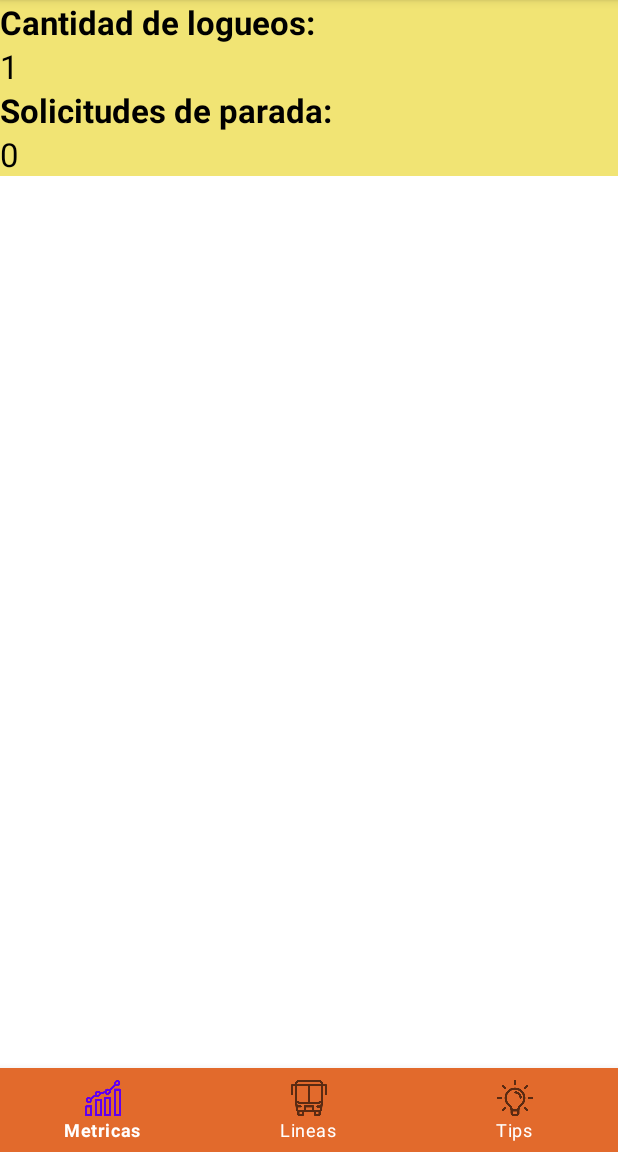
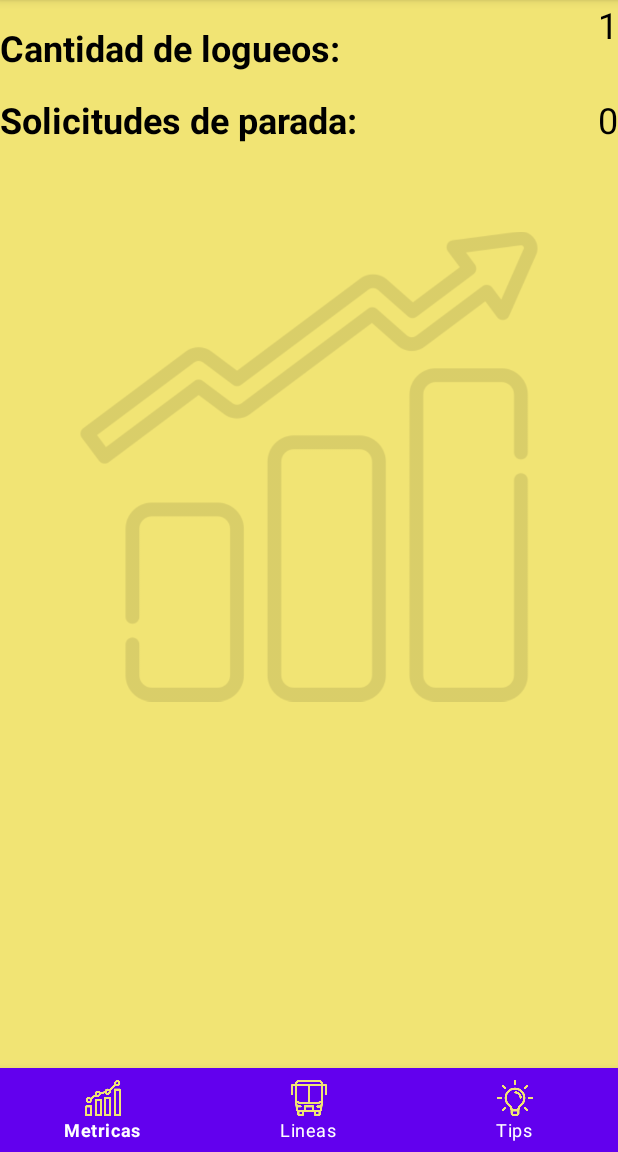
Before and after one commit to PazMatias/TpAndroid, an Android app: the HomeActivity screen opened directly, with no data from a screen before it, on a phone screen of 412 x 824 dp, the part 84-1236 px from its top. Run offline under Robolectric (Android 15) with nearby library versions, the phone set to English and light mode, and no system bars; 1 statement that could not run was skipped.

Commit message:
Cambios esteticos en pantalla de metricas

```diff
--- a/app/src/main/res/layout/fragment_metrics.xml
+++ b/app/src/main/res/layout/fragment_metrics.xml
@@ -1,5 +1,6 @@
 <?xml version="1.0" encoding="utf-8"?>
 <RelativeLayout xmlns:android="http://schemas.android.com/apk/res/android"
+    xmlns:app="http://schemas.android.com/apk/res-auto"
     xmlns:tools="http://schemas.android.com/tools"
     android:layout_width="match_parent"
     android:layout_height="match_parent"
@@ -8,46 +9,68 @@
     <!-- TODO: Update blank fragment layout -->
     <LinearLayout
         android:layout_width="match_parent"
+        android:layout_height="match_parent"
+        android:background="@color/yellow"
+        android:orientation="vertical">
+
+        <LinearLayout
+            android:layout_width="match_parent"
             android:layout_height="wrap_content"
-        android:orientation="vertical"
-        android:background="@color/yellow">
+            android:orientation="horizontal">
+
             <TextView
                 android:id="@+id/metricsLoginTextViewLabel"
                 android:layout_width="wrap_content"
                 android:layout_height="wrap_content"
-        android:textSize="22dp"
+                android:text="@string/login_count"
                 android:textColor="@color/black"
-        android:text="@string/login_count"
+                android:layout_marginTop="15dp"
+                android:textSize="24dp"
                 android:textStyle="bold" />
 
             <TextView
                 android:id="@+id/metricsLoginTextView"
-            android:layout_width="wrap_content"
+                android:layout_width="match_parent"
                 android:layout_height="wrap_content"
                 android:layout_alignParentRight="true"
-            android:text=""
+                android:layout_gravity="right"
+                android:layout_marginTop="15dp"
                 android:textAlignment="viewEnd"
                 android:textColor="@color/black"
-            android:textSize="22dp" />
-
+                android:textSize="24dp" />
+        </LinearLayout>
+    <LinearLayout
+        android:layout_width="match_parent"
+        android:layout_height="wrap_content"
+        android:orientation="horizontal">
         <TextView
             android:id="@+id/metricsStopTextViewLabel"
             android:layout_width="wrap_content"
             android:layout_height="wrap_content"
-            android:textSize="22dp"
+            android:layout_marginTop="15dp"
+            android:text="@string/stop_count"
             android:textColor="@color/black"
-            android:text="@string/stop_count"
+            android:textSize="24dp"
             android:textStyle="bold" />
 
         <TextView
             android:id="@+id/metricsStopTextView"
-            android:layout_width="wrap_content"
+            android:layout_width="match_parent"
             android:layout_height="wrap_content"
             android:layout_alignParentRight="true"
+            android:layout_marginTop="15dp"
             android:text=""
             android:textAlignment="viewEnd"
             android:textColor="@color/black"
-            android:textSize="22dp" />
+            android:textSize="24dp" />
+    </LinearLayout>
+        <ImageView
+            android:id="@+id/stadisticsImageView"
+            android:layout_width="313dp"
+            android:layout_height="430dp"
+            android:alpha="0.1"
+            android:layout_gravity="center"
+            android:src="@drawable/statistics" />
 
     </LinearLayout>
 </RelativeLayout>
--- a/app/src/main/res/layout/home_activity.xml
+++ b/app/src/main/res/layout/home_activity.xml
@@ -17,8 +17,9 @@
         android:id="@+id/bottomNavigation"
         android:layout_width="0dp"
         android:layout_height="wrap_content"
-        android:background="@color/orange"
+        android:background="@color/purple_500"
         app:itemTextColor="@color/white"
+        app:itemIconTint="@color/yellow"
         app:layout_constraintBottom_toBottomOf="parent"
         app:layout_constraintEnd_toEndOf="parent"
         app:layout_constraintStart_toStartOf="parent"
```
Also changed, not shown: app/src/main/res/drawable/statistics.png (added). Lines whose indentation alone changed are shown as unchanged.
